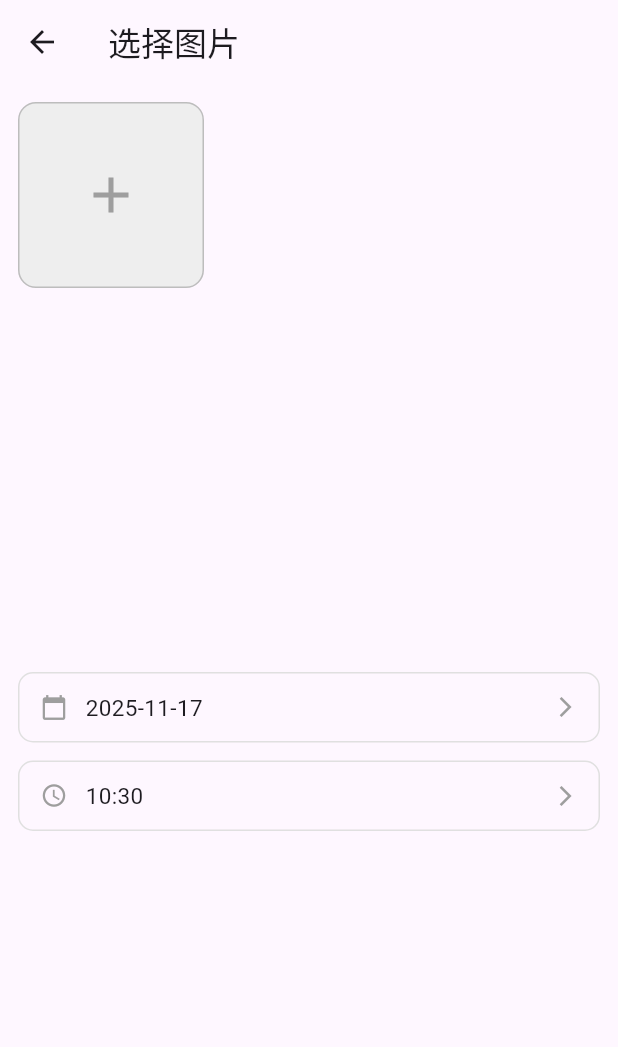
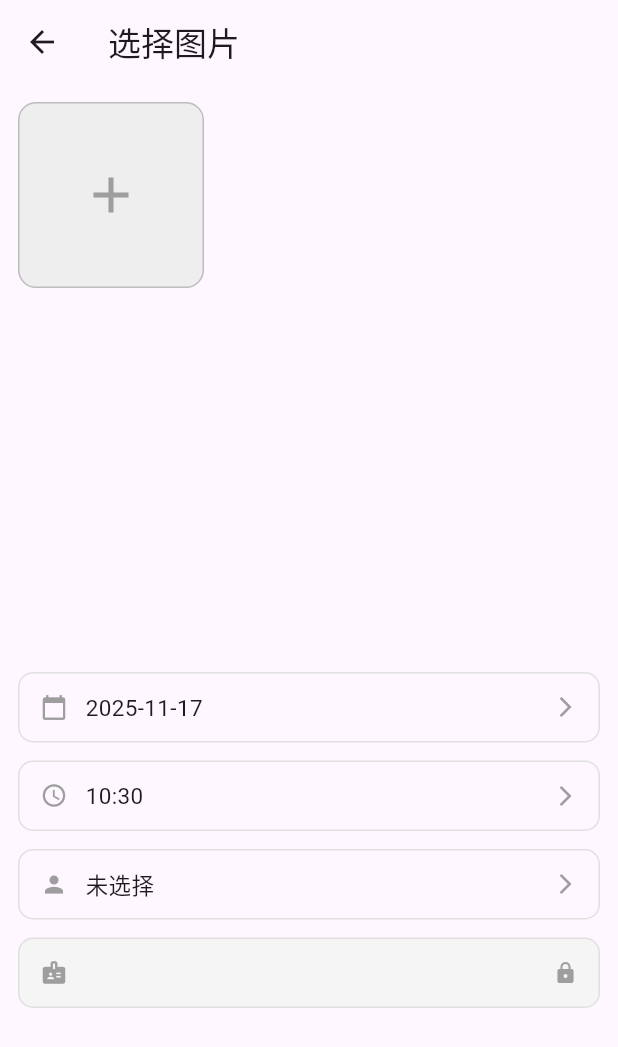
Before and after one commit to nismison/WaterMarker_Flutter, a Flutter app: the screen it shows after launch, on a phone screen of 412 x 824 dp. Shown: the top 1047 px of the screen. Run offline on Flutter 3.47's test engine with Material 3 defaults, Android fonts, the phone set to English and light mode, and no system bars; our stand-ins replace fluro, image_picker.

Commit message:
feat(image-picker): 添加用户选择功能并优化界面布局

```diff
--- a/lib/pages/image_picker_page.dart
+++ b/lib/pages/image_picker_page.dart
@@ -5,6 +5,7 @@ import 'package:provider/provider.dart';
 import '../providers/image_picker_provider.dart';
 import '../widgets/date_picker_dialog.dart';
 import '../widgets/time_picker_dialog.dart';
+import '../widgets/user_picker_dialog.dart';
 
 class ImagePickerPage extends StatefulWidget {
   const ImagePickerPage({super.key});
@@ -26,8 +27,10 @@ class _ImagePickerPageState extends State<ImagePickerPage> {
   Widget build(BuildContext context) {
     final provider = context.watch<ImagePickerProvider>();
 
-    final dateText = "${provider.selectedDate.year}-${provider.selectedDate.month.toString().padLeft(2, '0')}-${provider.selectedDate.day.toString().padLeft(2, '0')}";
-    final timeText = "${provider.selectedTime.hour.toString().padLeft(2, '0')}:${provider.selectedTime.minute.toString().padLeft(2, '0')}";
+    final dateText =
+        "${provider.selectedDate.year}-${provider.selectedDate.month.toString().padLeft(2, '0')}-${provider.selectedDate.day.toString().padLeft(2, '0')}";
+    final timeText =
+        "${provider.selectedTime.hour.toString().padLeft(2, '0')}:${provider.selectedTime.minute.toString().padLeft(2, '0')}";
 
     return Scaffold(
       appBar: AppBar(title: const Text('选择图片')),
@@ -39,7 +42,8 @@ class _ImagePickerPageState extends State<ImagePickerPage> {
             height: 360,
             child: GridView.builder(
               physics: const NeverScrollableScrollPhysics(),
-              itemCount: provider.pickedImages.length + (provider.canAddMore ? 1 : 0),
+              itemCount:
+                  provider.pickedImages.length + (provider.canAddMore ? 1 : 0),
               gridDelegate: const SliverGridDelegateWithFixedCrossAxisCount(
                 crossAxisCount: 3,
                 crossAxisSpacing: 8,
@@ -52,10 +56,7 @@ class _ImagePickerPageState extends State<ImagePickerPage> {
                     children: [
                       ClipRRect(
                         borderRadius: BorderRadius.circular(12),
-                        child: Image.file(
-                          File(img.path),
-                          fit: BoxFit.cover,
-                        ),
+                        child: Image.file(File(img.path), fit: BoxFit.cover),
                       ),
                       Positioned(
                         right: 4,
@@ -65,10 +66,14 @@ class _ImagePickerPageState extends State<ImagePickerPage> {
                           child: const CircleAvatar(
                             radius: 10,
                             backgroundColor: Colors.black54,
-                            child: Icon(Icons.close, size: 14, color: Colors.white),
+                            child: Icon(
+                              Icons.close,
+                              size: 14,
+                              color: Colors.white,
+                            ),
                           ),
                         ),
-                      )
+                      ),
                     ],
                   );
                 } else {
@@ -113,6 +118,42 @@ class _ImagePickerPageState extends State<ImagePickerPage> {
               onSelected: provider.updateTime,
             ),
           ),
+
+          // 用户选择
+          _buildSelectorRow(
+            icon: Icons.person,
+            label: provider.selectedUserName,
+            onTap: () => showUserPickerDialog(
+              context: context,
+              userList: provider.userList,
+              initialName: provider.selectedUserName,
+              onSelected: provider.updateUser,
+            ),
+          ),
+
+          // 显示用户编号（禁用输入框），带图标且样式统一
+          Container(
+            padding: const EdgeInsets.symmetric(vertical: 12, horizontal: 14),
+            decoration: BoxDecoration(
+              border: Border.all(color: Colors.grey.shade300),
+              borderRadius: BorderRadius.circular(10),
+              color: Colors.grey.shade100,
+            ),
+            child: Row(
+              children: [
+                const Icon(Icons.badge, color: Colors.grey, size: 18),
+                const SizedBox(width: 12),
+                Expanded(
+                  child: Text(
+                    provider.selectedUserNumber,
+                    style: const TextStyle(fontSize: 15, color: Colors.black54),
+                  ),
+                ),
+                // 不添加箭头，表明这是不可点击的（禁用表示）
+                const Icon(Icons.lock, color: Colors.grey, size: 16),
+              ],
+            ),
+          ),
         ],
       ),
     );
--- a/lib/providers/image_picker_provider.dart
+++ b/lib/providers/image_picker_provider.dart
@@ -11,6 +11,13 @@ class ImagePickerProvider extends ChangeNotifier {
 
   DateTime selectedDate = DateTime.now();
   TimeOfDay selectedTime = TimeOfDay.now();
+
+  // 用户选择
+  List<Map<String, dynamic>> userList = [
+    {"name": "黄光燃", "number": 2425430}, // 测试数据，后期可动态替换
+  ];
+
+  Map<String, dynamic>? selectedUser; // 当前选中的用户数据
 
   List<XFile> get pickedImages => List.unmodifiable(_pickedImages);
   bool get canAddMore => _pickedImages.length < maxImages;
@@ -44,4 +51,12 @@ class ImagePickerProvider extends ChangeNotifier {
       selectedTime.minute,
     );
   }
+
+  void updateUser(Map<String, dynamic> user) {
+    selectedUser = user;
+    notifyListeners();
+  }
+
+  String get selectedUserName => selectedUser?['name'] ?? "未选择";
+  String get selectedUserNumber => selectedUser?['number']?.toString() ?? "";
 }
```
Also changed, not shown: lib/widgets/user_picker_dialog.dart (added, +113 -0 lines), 1 other file.
